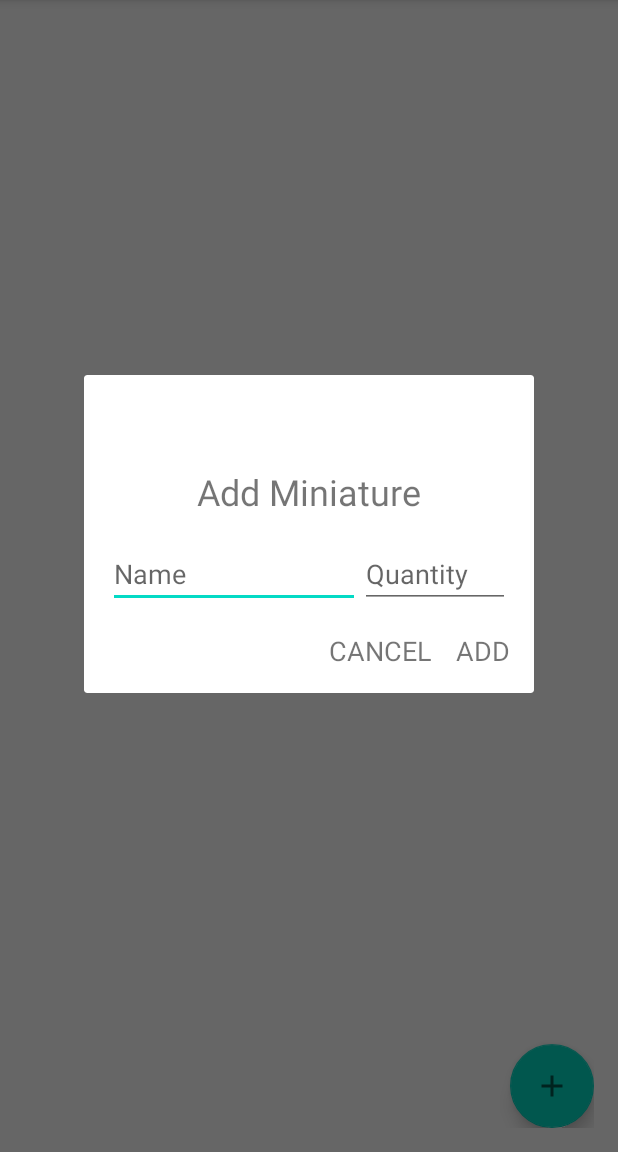
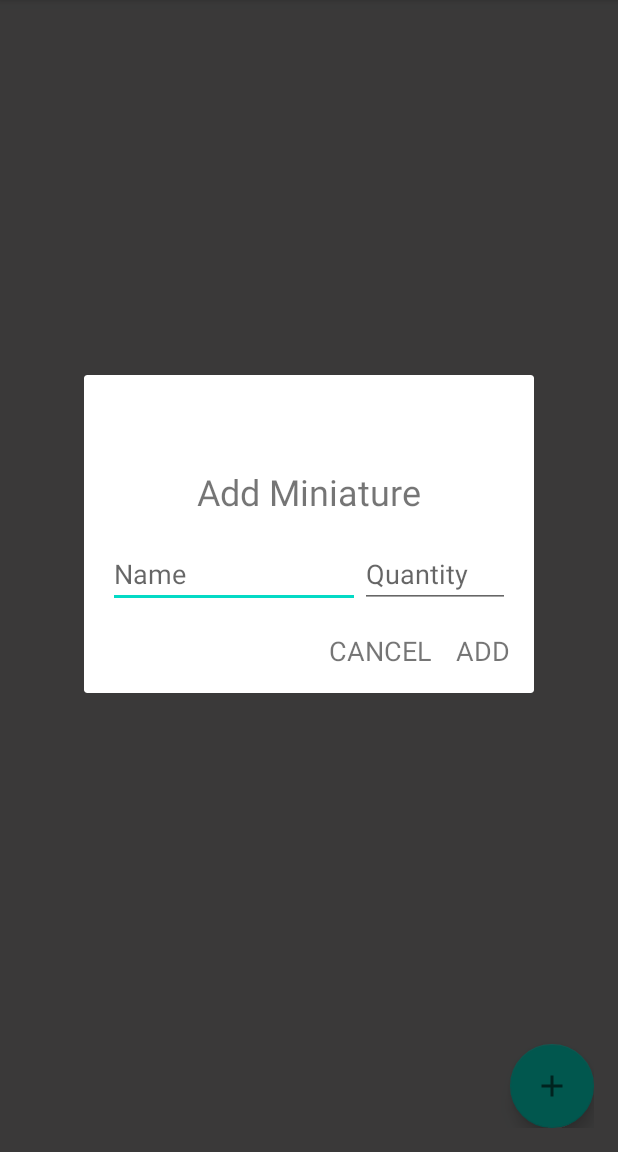
Before and after one commit to amykv/sbg-model-list, an Android app: the screen it shows after launch (MainActivity), after a tap on an icon or button, on a phone screen of 412 x 824 dp, the part 84-1236 px from its top. Run offline under Robolectric (Android 15) with nearby library versions, the phone set to English and light mode, and no system bars; libraries missing offline, so code that uses them is left out: org.kodein.di; 4 statements that could not run were skipped.

```diff
--- a/app/build.gradle
+++ b/app/build.gradle
@@ -63,7 +63,7 @@ dependencies {
     implementation 'androidx.lifecycle:lifecycle-extensions:2.2.0'
     implementation 'androidx.lifecycle:lifecycle-viewmodel-ktx:2.3.1'
     implementation "androidx.room:room-ktx:2.3.0"
-   // kapt "androidx.room:room-compiler:$room_version"
+    //kapt "androidx.room:room-compiler:$room_version"
 
     // Coroutines
     implementation 'org.jetbrains.kotlinx:kotlinx-coroutines-core:1.5.0'
@@ -77,7 +77,9 @@ dependencies {
     implementation "androidx.lifecycle:lifecycle-extensions:$lifecycle_version"
     //noinspection GradleDependency
     implementation "androidx.lifecycle:lifecycle-viewmodel-ktx:$lifecycle_version"
+    //noinspection LifecycleAnnotationProcessorWithJava8
     //kapt "androidx.lifecycle:lifecycle-compiler:$lifecycle_version"
+    implementation "androidx.lifecycle:lifecycle-extensions:2.2.0"
 
     // Kodein
     implementation "org.kodein.di:kodein-di-generic-jvm:$kodein_version"
--- a/app/src/main/res/layout/activity_main.xml
+++ b/app/src/main/res/layout/activity_main.xml
@@ -4,6 +4,7 @@
     xmlns:tools="http://schemas.android.com/tools"
     android:layout_width="match_parent"
     android:layout_height="match_parent"
+    android:background="@color/lightgrey"
     android:padding="16dp"
     tools:context=".ui.modellist.MainActivity">
 
--- a/app/src/main/res/layout/model_item.xml
+++ b/app/src/main/res/layout/model_item.xml
@@ -4,7 +4,7 @@
     xmlns:tools="http://schemas.android.com/tools"
     android:layout_width="match_parent"
     android:layout_height="wrap_content"
-    android:background="@color/lightergrey2"
+    android:background="@color/lightgrey"
     android:orientation="vertical"
     android:padding="16dp">
 
--- a/app/src/main/res/values/colors.xml
+++ b/app/src/main/res/values/colors.xml
@@ -7,6 +7,6 @@
     <color name="teal_700">#FF018786</color>
     <color name="black">#FF000000</color>
     <color name="white">#FFFFFFFF</color>
-    <color name="lightergrey2">#919090</color>
+    <color name="lightgrey">#919090</color>
     <color name="green">#2A7E21</color>
 </resources>
```
Also changed, not shown: app/src/main/java/com/arasvitkus/sbgmodellist/ui/modellist/MainActivity.kt (+7 -6 lines).
